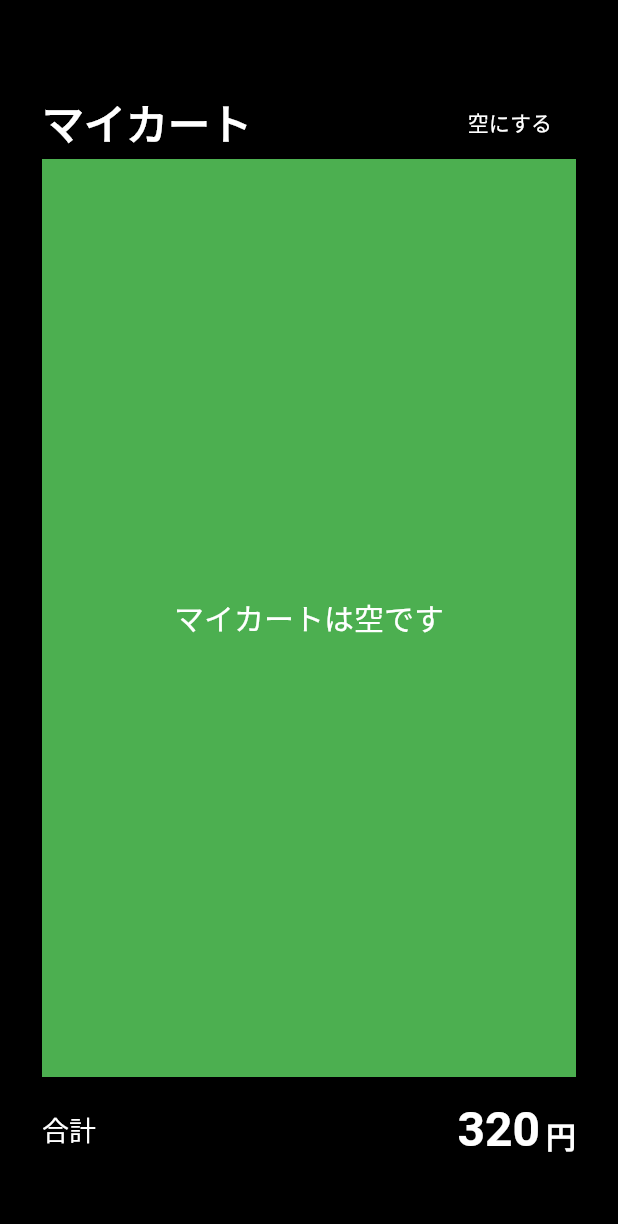
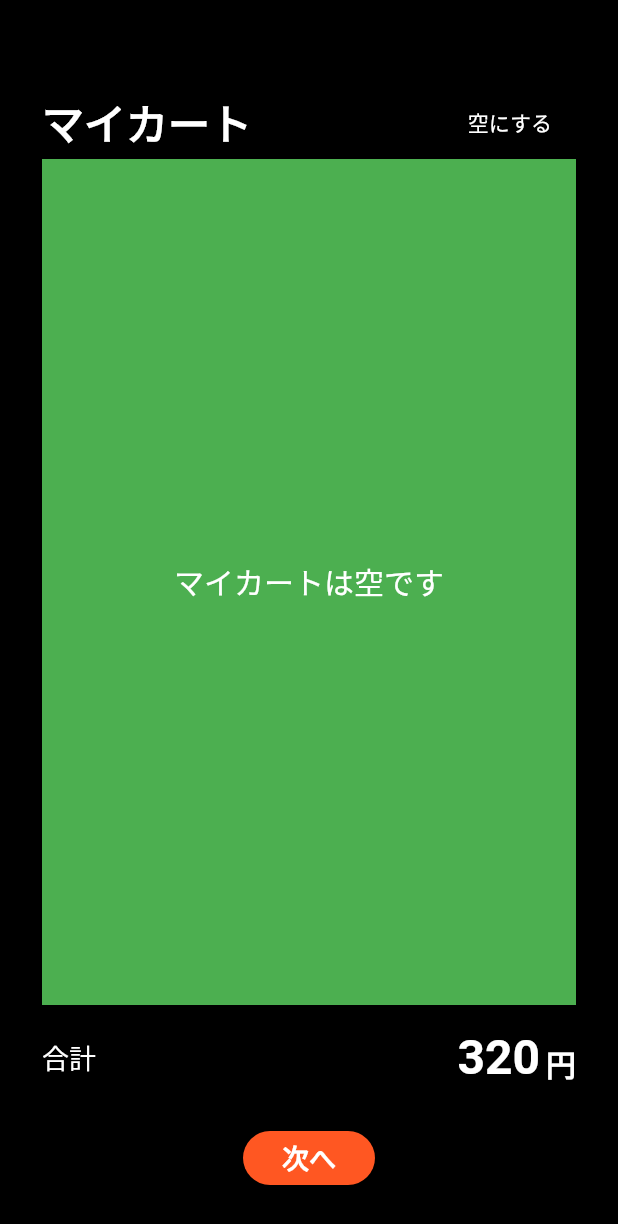
Before and after one commit to Channelsu/shop, a Flutter app: the screen it shows after launch, on a phone screen of 412 x 824 dp. Shown: the top 1224 px of the screen. Run offline on Flutter 3.47's test engine with Material 2 defaults, Android fonts, the phone set to English and light mode, and no system bars.

Commit message:
次へボタン追記

```diff
--- a/lib/page/cart_page.dart
+++ b/lib/page/cart_page.dart
@@ -39,9 +39,12 @@ class CartPage extends StatelessWidget {
               ],
             ),
             SizedBox(height: 24,),
-            // RaisedButton(
-            //   child: ,
-            // ),
+            RaisedButton(
+              color: Theme.of(context).primaryColor,
+              shape: StadiumBorder(),
+              child: Text('次へ', style: TextStyle(color: Colors.white, fontSize: 18, fontWeight: FontWeight.bold),),
+              onPressed: () {},
+            ),
           ],
         ),
       ),
```
